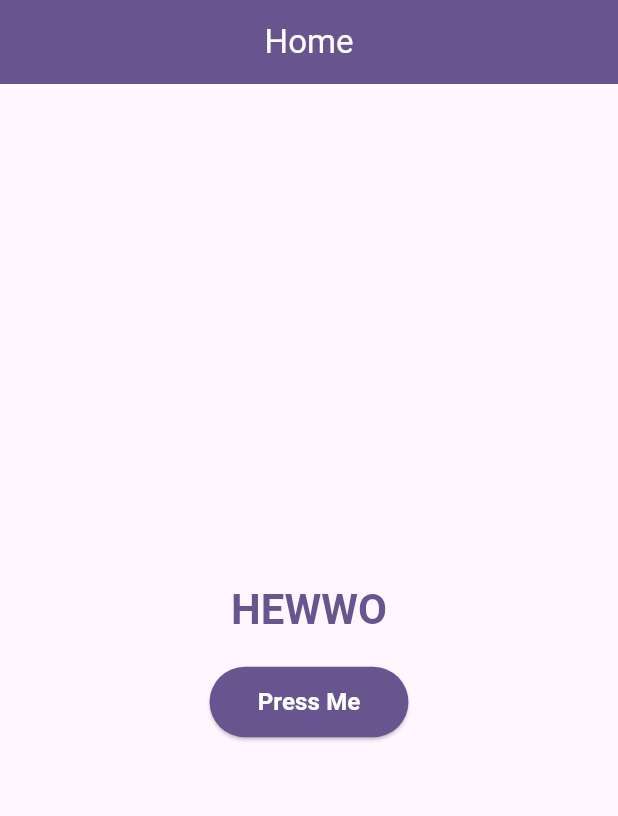
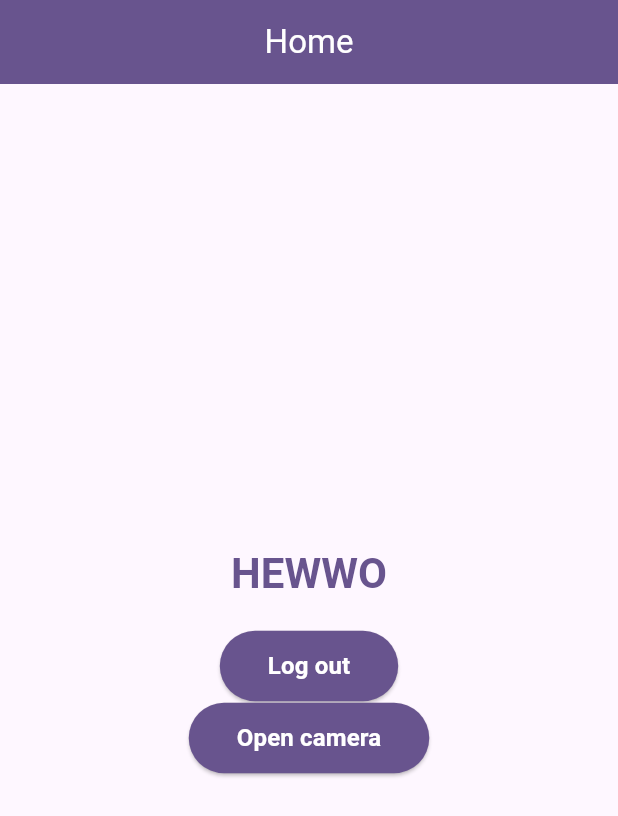
Before and after one commit to AbdullahHamadax/ratatouille_ai, a Flutter app: the HomeScreen screen opened directly, on a phone screen of 412 x 824 dp. Shown: the top 816 px of the screen. Run offline on Flutter 3.47's test engine with Material 3 defaults, Android fonts, the phone set to English and light mode, and no system bars; our stand-ins replace appwrite, camera; network calls fail.

Commit message:
camera module start !

```diff
--- a/lib/main.dart
+++ b/lib/main.dart
@@ -2,7 +2,7 @@ import 'package:flutter/material.dart';
 import 'package:recipe_ly/screen/splash_screen.dart';
 import 'services/appwrite_service.dart';
 
-void main() {
+void main() async {
   WidgetsFlutterBinding.ensureInitialized();
   AppwriteService.init();
   runApp(const MyApp());
--- a/lib/screen/home_screen.dart
+++ b/lib/screen/home_screen.dart
@@ -1,4 +1,5 @@
 import 'package:flutter/material.dart';
+import 'package:recipe_ly/screen/camera_screen.dart';
 import 'package:recipe_ly/screen/login_screen.dart';
 import 'package:recipe_ly/services/appwrite_service.dart';
 
@@ -57,7 +58,27 @@ class HomeScreen extends StatelessWidget {
                 padding: EdgeInsets.symmetric(horizontal: 32, vertical: 12),
               ),
               child: Text(
-                'Press Me',
+                'Log out',
+                style: TextStyle(
+                  fontWeight: FontWeight.bold,
+                  fontSize: 16,
+                  color: Colors.white,
+                ),
+              ),
+            ),
+            ElevatedButton(
+              onPressed: () {
+                Navigator.pushReplacement(
+                  context,
+                  MaterialPageRoute(builder: (context) => CameraScreen()),
+                );
+              },
+              style: ElevatedButton.styleFrom(
+                backgroundColor: theme.primaryColor,
+                padding: EdgeInsets.symmetric(horizontal: 32, vertical: 12),
+              ),
+              child: Text(
+                'Open camera',
                 style: TextStyle(
                   fontWeight: FontWeight.bold,
                   fontSize: 16,
--- a/pubspec.yaml
+++ b/pubspec.yaml
@@ -35,6 +35,8 @@ dependencies:
   # Use with the CupertinoIcons class for iOS style icons.
   cupertino_icons: ^1.0.8
   appwrite: ^13.0.0
+  camera: ^0.10.0+4
+
 
 dev_dependencies:
   flutter_test:
```
Also changed, not shown: lib/screen/camera_screen.dart (added, +90 -0 lines), pubspec.lock.
